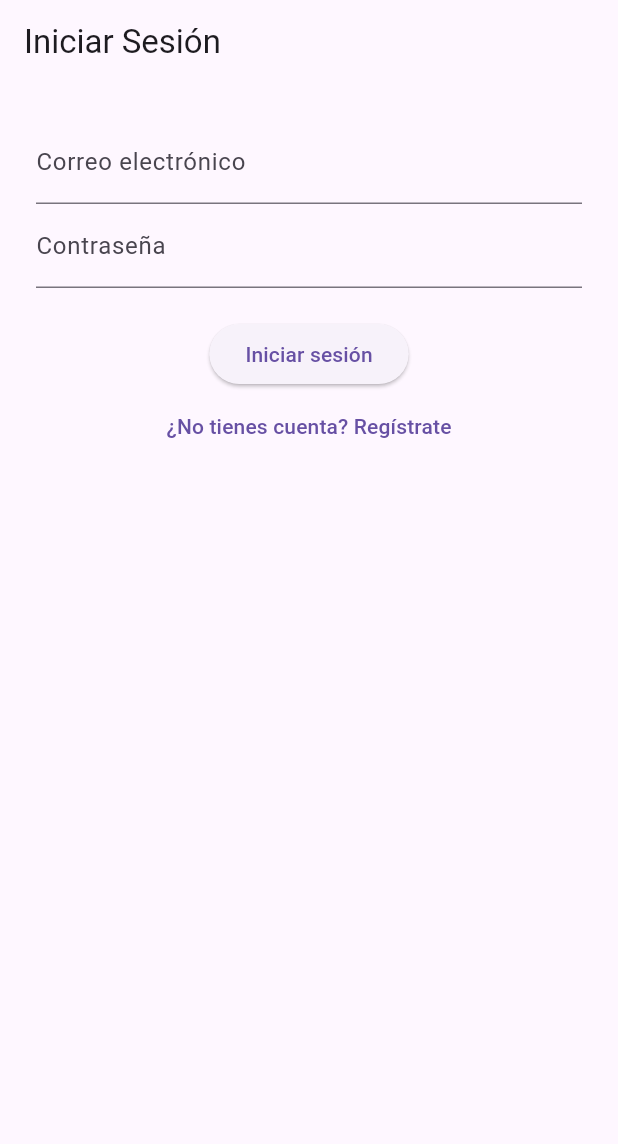
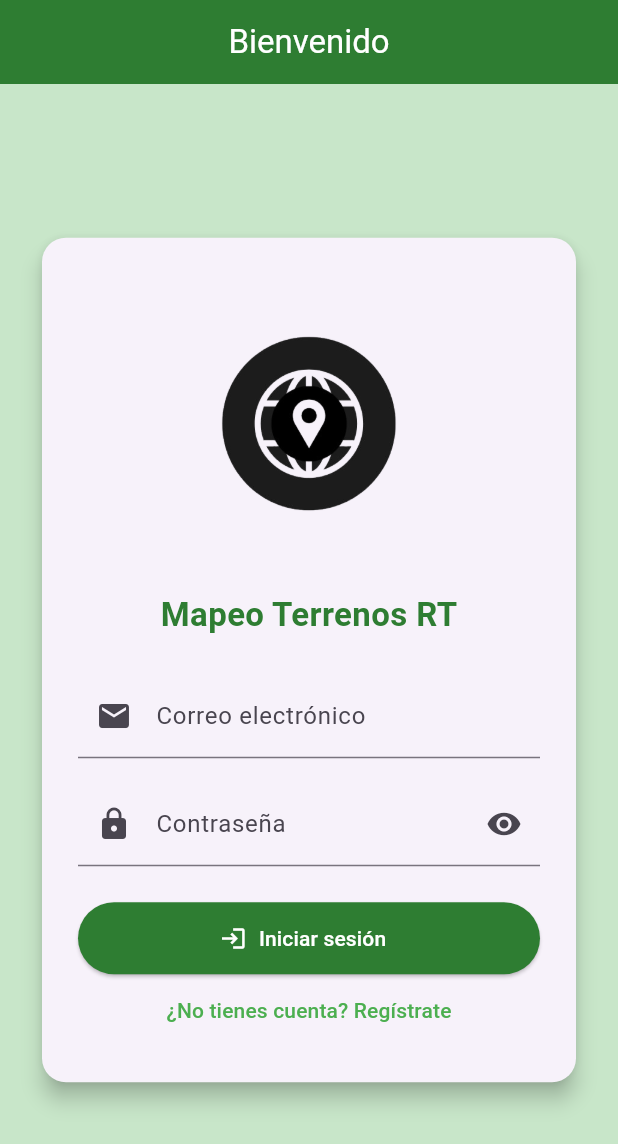
Before and after one commit to isaacquinapallo/Mapeo-Terrenos-RT, a Flutter app: the screen it shows after launch, on a phone screen of 412 x 824 dp. Shown: the top 1144 px of the screen. Run offline on Flutter 3.47's test engine with Material 3 defaults, Android fonts, the phone set to English and light mode, and no system bars; our stand-ins replace flutter_dotenv, geolocator, google_maps_flutter, supabase_flutter; accounts and stored records are empty.

Commit message:
Mejoras de Login, y creacion de Icon, .env

```diff
--- /dev/null
+++ b/lib/pages/login.dart
@@ -0,0 +1,215 @@
+import 'package:flutter/material.dart';
+import 'package:supabase_flutter/supabase_flutter.dart';
+
+class LoginScreen extends StatefulWidget {
+  const LoginScreen({super.key});
+
+  @override
+  State<LoginScreen> createState() => _LoginScreenState();
+}
+
+class _LoginScreenState extends State<LoginScreen> {
+  final supabase = Supabase.instance.client;
+
+  final emailController = TextEditingController();
+  final passwordController = TextEditingController();
+  final usernameController = TextEditingController();
+  final _formKey = GlobalKey<FormState>();
+
+  bool isLogin = true;
+  bool isLoading = false;
+  bool obscurePassword = true;
+
+  void showMessage(String message) {
+    ScaffoldMessenger.of(
+      context,
+    ).showSnackBar(SnackBar(content: Text(message)));
+  }
+
+  Future<void> authenticate() async {
+    if (!_formKey.currentState!.validate()) return;
+
+    setState(() => isLoading = true);
+
+    final email = emailController.text.trim();
+    final password = passwordController.text.trim();
+    final username = usernameController.text.trim();
+
+    try {
+      if (isLogin) {
+        final session = await supabase.auth.signInWithPassword(
+          email: email,
+          password: password,
+        );
+
+        if (session.user != null) {
+          showMessage("¡Inicio de sesión exitoso!");
+
+          // Verifica si ya tiene fila en la tabla users, si no la crea
+          final userId = session.user!.id;
+          final existingUser = await supabase
+              .from('users')
+              .select()
+              .eq('id_user', userId)
+              .maybeSingle();
+
+          if (existingUser == null) {
+            await supabase.from('users').insert({
+              'id_user': userId,
+              'email': email,
+              'username': username.isNotEmpty ? username : email.split('@')[0],
+            });
+          }
+
+          Navigator.pushReplacementNamed(context, '/home');
+        }
+      } else {
+        final response = await supabase.auth.signUp(
+          email: email,
+          password: password,
+        );
+
+        if (response.user != null) {
+          // Actualizar el display name (si está disponible)
+          await supabase.auth.updateUser(
+            UserAttributes(data: {'full_name': username}),
+          );
+
+          showMessage(
+            "¡Registro exitoso! Revisa tu correo y confirma tu cuenta antes de iniciar sesión.",
+          );
+        } else {
+          showMessage("No se pudo crear el usuario.");
+        }
+      }
+    } on AuthException catch (e) {
+      showMessage("Error: ${e.message}");
+    } catch (e) {
+      showMessage("Error inesperado: $e");
+    } finally {
+      setState(() => isLoading = false);
+    }
+  }
+
+  @override
+  Widget build(BuildContext context) {
+    final primary = Colors.green.shade800;
+    final light = Colors.green.shade100;
+
+    return Scaffold(
+      backgroundColor: light,
+      appBar: AppBar(
+        title: const Text('Bienvenido', style: TextStyle(color: Colors.white)),
+        centerTitle: true,
+        backgroundColor: primary,
+      ),
+      body: Center(
+        child: SingleChildScrollView(
+          padding: const EdgeInsets.all(24),
+          child: Card(
+            shape: RoundedRectangleBorder(
+              borderRadius: BorderRadius.circular(16),
+            ),
+            elevation: 6,
+            child: Padding(
+              padding: const EdgeInsets.all(24),
+              child: Form(
+                key: _formKey,
+                child: Column(
+                  mainAxisSize: MainAxisSize.min,
+                  children: [
+                    Image.asset('assets/icon.png', height: 200),
+                    const SizedBox(height: 12),
+                    Text(
+                      'Mapeo Terrenos RT',
+                      style: TextStyle(
+                        fontSize: 22,
+                        fontWeight: FontWeight.bold,
+                        color: primary,
+                      ),
+                    ),
+                    const SizedBox(height: 24),
+                    TextFormField(
+                      controller: emailController,
+                      keyboardType: TextInputType.emailAddress,
+                      decoration: const InputDecoration(
+                        labelText: 'Correo electrónico',
+                        prefixIcon: Icon(Icons.email),
+                      ),
+                      validator: (value) => (value == null || value.isEmpty)
+                          ? 'Ingrese su correo'
+                          : null,
+                    ),
+                    const SizedBox(height: 16),
+                    if (!isLogin)
+                      Column(
+                        children: [
+                          TextFormField(
+                            controller: usernameController,
+                            decoration: const InputDecoration(
+                              labelText: 'Nombre de usuario',
+                              prefixIcon: Icon(Icons.person),
+                            ),
+                            validator: (value) =>
+                                (value == null || value.isEmpty)
+                                ? 'Ingrese un nombre de usuario'
+                                : null,
+                          ),
+                          const SizedBox(height: 16),
+                        ],
+                      ),
+                    TextFormField(
+                      controller: passwordController,
+                      obscureText: obscurePassword,
+                      decoration: InputDecoration(
+                        labelText: 'Contraseña',
+                        prefixIcon: const Icon(Icons.lock),
+                        suffixIcon: IconButton(
+                          icon: Icon(
+                            obscurePassword
+                                ? Icons.visibility
+                                : Icons.visibility_off,
+                          ),
+                          onPressed: () => setState(
+                            () => obscurePassword = !obscurePassword,
+                          ),
+                        ),
+                      ),
+                      validator: (value) => (value == null || value.length < 6)
+                          ? 'Mínimo 6 caracteres'
+                          : null,
+                    ),
+                    const SizedBox(height: 24),
+                    isLoading
+                        ? const CircularProgressIndicator()
+                        : ElevatedButton.icon(
+                            style: ElevatedButton.styleFrom(
+                              backgroundColor: primary,
+                              minimumSize: const Size(double.infinity, 48),
+                            ),
+                            onPressed: authenticate,
+                            icon: const Icon(Icons.login, color: Colors.white),
+                            label: Text(
+                              isLogin ? 'Iniciar sesión' : 'Registrarse',
+                              style: const TextStyle(color: Colors.white),
+                            ),
+                          ),
+                    TextButton(
+                      onPressed: () => setState(() => isLogin = !isLogin),
+                      child: Text(
+                        isLogin
+                            ? "¿No tienes cuenta? Regístrate"
+                            : "¿Ya tienes cuenta? Inicia sesión",
+                        style: const TextStyle(color: Colors.green),
+                      ),
+                    ),
+                  ],
+                ),
+              ),
+            ),
+          ),
+        ),
+      ),
+    );
+  }
+}
--- a/lib/pages/login_page.dart
+++ /dev/null
@@ -1,82 +0,0 @@
-import 'package:flutter/material.dart';
-import 'package:supabase_flutter/supabase_flutter.dart';
-
-class LoginScreen extends StatefulWidget {
-  @override
-  State<LoginScreen> createState() => _LoginScreenState();
-}
-
-class _LoginScreenState extends State<LoginScreen> {
-  final supabase = Supabase.instance.client;
-
-  final emailController = TextEditingController();
-  final passwordController = TextEditingController();
-  bool isLogin = true;
-  bool isLoading = false;
-
-  void showMessage(String message) {
-    ScaffoldMessenger.of(context).showSnackBar(SnackBar(content: Text(message)));
-  }
-
-  Future<void> authenticate() async {
-    setState(() => isLoading = true);
-    final email = emailController.text.trim();
-    final password = passwordController.text.trim();
-
-    try {
-      if (isLogin) {
-        await supabase.auth.signInWithPassword(email: email, password: password);
-        showMessage("¡Inicio de sesión exitoso!");
-        Navigator.pushReplacementNamed(context, '/home');
-        // Aquí puedes navegar a tu pantalla principal
-      } else {
-        await supabase.auth.signUp(email: email, password: password);
-        showMessage("¡Registro exitoso! Verifica tu correo.");
-
-      }
-    } on AuthException catch (e) {
-      showMessage("Error: ${e.message}");
-    } catch (e) {
-      showMessage("Error inesperado: $e");
-    } finally {
-      setState(() => isLoading = false);
-    }
-  }
-
-  @override
-  Widget build(BuildContext context) {
-    return Scaffold(
-      appBar: AppBar(title: Text(isLogin ? 'Iniciar Sesión' : 'Registrarse')),
-      body: Padding(
-        padding: const EdgeInsets.all(24.0),
-        child: Column(
-          children: [
-            TextField(
-              controller: emailController,
-              decoration: InputDecoration(labelText: 'Correo electrónico'),
-              keyboardType: TextInputType.emailAddress,
-            ),
-            TextField(
-              controller: passwordController,
-              decoration: InputDecoration(labelText: 'Contraseña'),
-              obscureText: true,
-            ),
-            SizedBox(height: 20),
-            isLoading
-                ? CircularProgressIndicator()
-                : ElevatedButton(
-                    onPressed: authenticate,
-                    child: Text(isLogin ? 'Iniciar sesión' : 'Registrarse'),
-                  ),
-            TextButton(
-              onPressed: () => setState(() => isLogin = !isLogin),
-              child: Text(isLogin
-                  ? "¿No tienes cuenta? Regístrate"
-                  : "¿Ya tienes cuenta? Inicia sesión"),
-            ),
-          ],
-        ),
-      ),
-    );
-  }
-}
--- a/pubspec.yaml
+++ b/pubspec.yaml
@@ -17,7 +17,7 @@ dependencies:
   geolocator: ^14.0.2
   url_launcher: ^6.3.0
   flutter_dotenv: ^5.1.0
-  # Añadir estos:
+  # Dependencias Añadidas
   google_maps_flutter: ^2.6.1
   uuid: ^4.2.1
   intl: ^0.20.2
@@ -34,6 +34,9 @@ dev_dependencies:
 
 flutter:
   uses-material-design: true
+  assets:
+    - assets/.env
+    - assets/icon.png
 
 flutter_icons:
   android: true
```
Also changed, not shown: lib/main.dart (+10 -5 lines), assets/icon.png (added), lib/pages/home.dart (renamed from lib/pages/home_page.dart), 1 other file.
